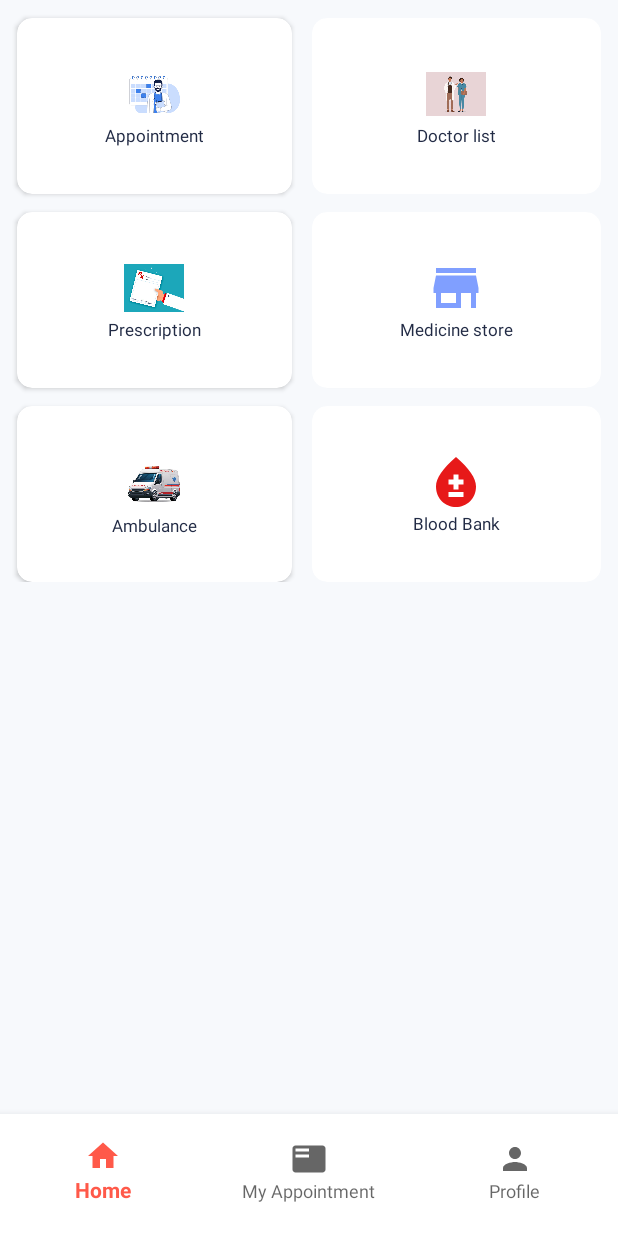
After one commit to SiamMahmud/Hospital-Management-System, an Android app: the fragment HomeFragment placed in its activity, on a phone screen of 412 x 824 dp. The commit adds this screen. Run offline under Robolectric (Android 15) with nearby library versions, the phone set to English and light mode, and no system bars; our stand-ins replace Dagger/Hilt's generated code, data binding.

Commit message:
Designed Dashboard SM-1007

```diff
--- a/app/src/main/java/com/example/hospitalmanagement/presentation/MainActivity.kt
+++ b/app/src/main/java/com/example/hospitalmanagement/presentation/MainActivity.kt
@@ -2,28 +2,51 @@ package com.example.hospitalmanagement.presentation
 
 import android.content.Context
 import android.content.Intent
+import android.os.Build
 import androidx.appcompat.app.AppCompatActivity
 import android.os.Bundle
 import android.view.View
 import android.view.inputmethod.InputMethodManager
+import androidx.annotation.RequiresApi
 import androidx.navigation.NavController
 import androidx.navigation.fragment.NavHostFragment
+import androidx.navigation.fragment.findNavController
 import com.example.hospitalmanagement.R
 import com.example.hospitalmanagement.databinding.ActivityMainBinding
 import com.example.hospitalmanagement.presentation.util.HMSActivityUtil
+import com.example.hospitalmanagement.presentation.util.SharePreferenceUtil
 import dagger.hilt.android.AndroidEntryPoint
+import javax.inject.Inject
 
 @AndroidEntryPoint
 class MainActivity : AppCompatActivity(), HMSActivityUtil.ActivityListener {
+    @Inject
+    lateinit var sharedPrefs: SharePreferenceUtil
     private lateinit var navController: NavController
     private lateinit var navHostFragment: NavHostFragment
     private lateinit var binding: ActivityMainBinding
+    @RequiresApi(Build.VERSION_CODES.O)
     override fun onCreate(savedInstanceState: Bundle?) {
         super.onCreate(savedInstanceState)
         binding = ActivityMainBinding.inflate(layoutInflater).apply { setContentView(root) }
+        val authedUser: Boolean = try {
+            !sharedPrefs.getAuthToken().isNullOrEmpty()
+        } catch (e: Exception) {
+            false
+        }
+
         navHostFragment =
             supportFragmentManager.findFragmentById(R.id.navHostFragmentContainer) as NavHostFragment
+        with(navHostFragment) {
+            val inflater = findNavController().navInflater
+            if (authedUser) {
+                findNavController().graph = (inflater.inflate(R.navigation.dashboard_navigation))
+            } else {
+                findNavController().graph = (inflater.inflate(R.navigation.login_navigation))
+            }
+        }
         navController = navHostFragment.navController
+
     }
 
     companion object {
@@ -39,16 +62,4 @@ class MainActivity : AppCompatActivity(), HMSActivityUtil.ActivityListener {
             binding.bottomNavigationView.visibility = View.VISIBLE
         }
     }
-
-    override fun setFullScreenLoading(short: Boolean) {
-        TODO("Not yet implemented")
-    }
-
-    override fun closeKeyboard() {
-        val view = this.currentFocus
-        if (view != null) {
-            val imm = this.getSystemService(Context.INPUT_METHOD_SERVICE) as InputMethodManager
-            imm.hideSoftInputFromWindow(view.windowToken, 0)
-        }
-    }
 }
--- /dev/null
+++ b/app/src/main/java/com/example/hospitalmanagement/presentation/dashboard/HomeFragment.kt
@@ -0,0 +1,29 @@
+package com.example.hospitalmanagement.presentation.dashboard
+import android.os.Bundle
+import androidx.fragment.app.Fragment
+import android.view.LayoutInflater
+import android.view.View
+import android.view.ViewGroup
+import androidx.databinding.DataBindingUtil
+import com.example.hospitalmanagement.R
+import com.example.hospitalmanagement.databinding.FragmentHomeBinding
+import com.example.hospitalmanagement.presentation.util.HMSActivityUtil
+import dagger.hilt.android.AndroidEntryPoint
+import javax.inject.Inject
+
+@AndroidEntryPoint
+class HomeFragment : Fragment() {
+    private lateinit var binding: FragmentHomeBinding
+
+    @Inject
+    lateinit var activityUtil: HMSActivityUtil
+    override fun onCreateView(
+        inflater: LayoutInflater, container: ViewGroup?,
+        savedInstanceState: Bundle?
+    ): View? {
+        binding = DataBindingUtil.inflate(inflater, R.layout.fragment_home, container, false)
+        binding.model = this
+        activityUtil.hideBottomNavigation(false)
+        return binding.root
+    }
+}
--- a/app/src/main/java/com/example/hospitalmanagement/presentation/login/LoginInputFragment.kt
+++ b/app/src/main/java/com/example/hospitalmanagement/presentation/login/LoginInputFragment.kt
@@ -1,22 +1,41 @@
 package com.example.hospitalmanagement.presentation.login
 
+import android.os.Build
 import android.os.Bundle
+import android.os.Handler
 import androidx.fragment.app.Fragment
 import android.view.LayoutInflater
 import android.view.View
 import android.view.ViewGroup
+import androidx.annotation.RequiresApi
 import androidx.databinding.DataBindingUtil
+import androidx.lifecycle.ViewModelProvider
 import androidx.navigation.Navigation
 import com.example.hospitalmanagement.R
 import com.example.hospitalmanagement.databinding.FragmentLoginInputBinding
+import com.example.hospitalmanagement.presentation.MainActivity
+import com.example.hospitalmanagement.presentation.util.HMSActivityUtil
+import com.example.hospitalmanagement.presentation.util.SharePreferenceUtil
+import dagger.hilt.android.AndroidEntryPoint
+import javax.inject.Inject
 
+@AndroidEntryPoint
 class LoginInputFragment : Fragment() {
+    @Inject
+    lateinit var activityUtil: HMSActivityUtil
+
+    @Inject
+    lateinit var sharedPrefs: SharePreferenceUtil
     val actionForgot =
         Navigation.createNavigateOnClickListener(R.id.action_loginInputFragment_to_loginForgetPasswordFragment)
     val actionSignUp =
         Navigation.createNavigateOnClickListener(R.id.action_loginInputFragment_to_loginCreateFragment)
 
     private lateinit var binding : FragmentLoginInputBinding
+
+    private lateinit var viewModel: LoginViewModel
+
+    @RequiresApi(Build.VERSION_CODES.O)
     override fun onCreateView(
         inflater: LayoutInflater, container: ViewGroup?,
         savedInstanceState: Bundle?
@@ -27,6 +46,19 @@ class LoginInputFragment : Fragment() {
 
         binding.loginErrorTv.visibility = View.INVISIBLE
 
+        binding.btnSignIn.setOnClickListener {
+            Handler().postDelayed({
+                sharedPrefs.setAuthToken("Siam")
+                activity?.let {
+                    startActivity(MainActivity.getLaunchIntent(it))
+                }
+            }, 3000)
+        }
+
         return binding.root
     }
+    override fun onActivityCreated(savedInstanceState: Bundle?) {
+        super.onActivityCreated(savedInstanceState)
+        viewModel = ViewModelProvider(this).get(LoginViewModel::class.java)
+    }
 }
--- a/app/src/main/java/com/example/hospitalmanagement/presentation/util/HMSActivityUtil.kt
+++ b/app/src/main/java/com/example/hospitalmanagement/presentation/util/HMSActivityUtil.kt
@@ -4,16 +4,9 @@ class HMSActivityUtil(private val activityListener:ActivityListener) {
     fun hideBottomNavigation(hide: Boolean){
         activityListener.hideBottomNavigation(hide)
     }
-    fun setFullScreenLoading(short: Boolean){
-        activityListener.setFullScreenLoading(short)
-    }
-    fun closeKeyboard(){
-        activityListener.closeKeyboard()
-    }
+
 
     interface ActivityListener{
         fun hideBottomNavigation(hide:Boolean)
-        fun setFullScreenLoading(short:Boolean)
-        fun closeKeyboard()
     }
 }
--- /dev/null
+++ b/app/src/main/res/drawable/ic_blood.xml
@@ -0,0 +1,5 @@
+<vector xmlns:android="http://schemas.android.com/apk/res/android" android:height="24dp" android:tint="#E71919" android:viewportHeight="24" android:viewportWidth="24" android:width="24dp">
+
+    <path android:fillColor="@android:color/white" android:pathData="M12,2c-5.33,4.55 -8,8.48 -8,11.8c0,4.98 3.8,8.2 8,8.2s8,-3.22 8,-8.2C20,10.48 17.33,6.55 12,2zM15,18H9v-2h6V18zM15,13h-2v2h-2v-2H9v-2h2V9h2v2h2V13z"/>
+
+</vector>
--- /dev/null
+++ b/app/src/main/res/drawable/ic_store.xml
@@ -0,0 +1,9 @@
+<vector
+    xmlns:android="http://schemas.android.com/apk/res/android"
+    android:height="24dp" android:tint="#809fff"
+    android:viewportHeight="24" android:viewportWidth="24"
+    android:width="24dp">
+
+    <path android:fillColor="@android:color/white" android:pathData="M20,4L4,4v2h16L20,4zM21,14v-2l-1,-5L4,7l-1,5v2h1v6h10v-6h4v6h2v-6h1zM12,18L6,18v-4h6v4z"/>
+
+</vector>
--- /dev/null
+++ b/app/src/main/res/layout/fragment_home.xml
@@ -0,0 +1,239 @@
+<?xml version="1.0" encoding="utf-8"?>
+<layout xmlns:android="http://schemas.android.com/apk/res/android"
+    xmlns:app="http://schemas.android.com/apk/res-auto"
+    xmlns:tools="http://schemas.android.com/tools">
+
+    <data>
+        <variable
+            name="model"
+            type="com.example.hospitalmanagement.presentation.dashboard.HomeFragment" />
+    </data>
+
+    <ScrollView
+        android:layout_width="match_parent"
+        android:layout_height="match_parent"
+        android:background="@color/dash_board_background">
+
+        <GridLayout
+            android:layout_width="match_parent"
+            android:layout_height="match_parent"
+            android:columnCount="2"
+            android:paddingBottom="@dimen/padding_20"
+            android:rowCount="5">
+
+            <androidx.cardview.widget.CardView
+                android:id="@+id/customerCv"
+                android:layout_width="wrap_content"
+                android:layout_height="@dimen/height_117"
+                android:layout_rowWeight="1"
+                android:layout_columnWeight="1"
+                android:layout_marginLeft="@dimen/margin_11"
+                android:layout_marginTop="@dimen/margin_top_12"
+                android:backgroundTint="@color/white"
+                app:cardCornerRadius="@dimen/corner_radius_10">
+
+                <LinearLayout
+                    android:layout_width="wrap_content"
+                    android:layout_height="wrap_content"
+                    android:layout_gravity="center_vertical|center_horizontal"
+                    android:gravity="center"
+                    android:orientation="vertical">
+
+                    <ImageView
+                        android:layout_width="@dimen/width_40"
+                        android:layout_height="@dimen/height_40"
+                        android:layout_gravity="center_horizontal"
+                        android:src="@drawable/appointment_image" />
+
+                    <TextView
+                        android:layout_width="wrap_content"
+                        android:layout_height="wrap_content"
+                        android:layout_gravity="center_horizontal"
+                        android:text="@string/appointment"
+                        android:textColor="@color/dash_board_text_color"
+                        android:textSize="@dimen/text_size_11" />
+                </LinearLayout>
+            </androidx.cardview.widget.CardView>
+
+            <androidx.cardview.widget.CardView
+                android:id="@+id/saleCV"
+                android:layout_width="wrap_content"
+                android:layout_height="@dimen/height_117"
+                android:layout_rowWeight="1"
+                android:layout_columnWeight="1"
+                android:layout_marginLeft="@dimen/margin_left_13"
+                android:layout_marginTop="@dimen/margin_top_12"
+                android:layout_marginRight="@dimen/margin_11"
+                android:backgroundTint="@color/white"
+                app:cardCornerRadius="@dimen/corner_radius_10">
+
+                <LinearLayout
+                    android:layout_width="wrap_content"
+                    android:layout_height="wrap_content"
+                    android:layout_gravity="center_vertical|center_horizontal"
+                    android:gravity="center"
+                    android:orientation="vertical">
+
+                    <ImageView
+                        android:layout_width="@dimen/width_40"
+                        android:layout_height="@dimen/height_40"
+                        android:layout_gravity="center_horizontal"
+                        android:src="@drawable/doctor_list"
+                        />
+
+                    <TextView
+                        android:layout_width="wrap_content"
+                        android:layout_height="wrap_content"
+                        android:layout_gravity="center_horizontal"
+                        android:text="@string/doctor_list"
+                        android:textColor="@color/dash_board_text_color"
+                        android:textSize="@dimen/text_size_11" />
+                </LinearLayout>
+            </androidx.cardview.widget.CardView>
+
+            <androidx.cardview.widget.CardView
+                android:id="@+id/productCv"
+                android:layout_width="wrap_content"
+                android:layout_height="@dimen/height_117"
+                android:layout_rowWeight="1"
+                android:layout_columnWeight="1"
+                android:layout_marginLeft="@dimen/margin_11"
+                android:layout_marginTop="@dimen/margin_top_12"
+                android:backgroundTint="@color/white"
+                app:cardCornerRadius="@dimen/corner_radius_10">
+
+                <LinearLayout
+                    android:layout_width="wrap_content"
+                    android:layout_height="wrap_content"
+                    android:layout_gravity="center_vertical|center_horizontal"
+                    android:gravity="center"
+                    android:orientation="vertical">
+
+                    <ImageView
+                        android:layout_width="@dimen/width_40"
+                        android:layout_height="@dimen/height_40"
+                        android:layout_gravity="center_horizontal"
+                        android:src="@drawable/pres_image"/>
+
+                    <TextView
+                        android:layout_width="wrap_content"
+                        android:layout_height="wrap_content"
+                        android:layout_gravity="center_horizontal"
+                        android:text="@string/prescription"
+                        android:textColor="@color/dash_board_text_color"
+                        android:textSize="@dimen/text_size_11" />
+                </LinearLayout>
+            </androidx.cardview.widget.CardView>
+
+            <androidx.cardview.widget.CardView
+                android:id="@+id/expenseCv"
+                android:layout_width="wrap_content"
+                android:layout_height="@dimen/height_117"
+                android:layout_rowWeight="1"
+                android:layout_columnWeight="1"
+                android:layout_marginLeft="@dimen/margin_left_13"
+                android:layout_marginTop="@dimen/margin_top_12"
+                android:layout_marginRight="@dimen/margin_11"
+                android:backgroundTint="@color/white"
+                app:cardCornerRadius="@dimen/corner_radius_10">
+
+                <LinearLayout
+                    android:layout_width="wrap_content"
+                    android:layout_height="wrap_content"
+                    android:layout_gravity="center_vertical|center_horizontal"
+                    android:gravity="center"
+                    android:orientation="vertical">
+
+                    <ImageView
+                        android:layout_width="@dimen/width_40"
+                        android:layout_height="@dimen/height_40"
+                        android:layout_gravity="center_horizontal"
+                        android:src="@drawable/ic_store"/>
+
+                    <TextView
+                        android:layout_width="wrap_content"
+                        android:layout_height="wrap_content"
+                        android:layout_gravity="center_horizontal"
+                        android:text="@string/medicine_store"
+                        android:textColor="@color/dash_board_text_color"
+                        android:textSize="@dimen/text_size_11" />
+                </LinearLayout>
+            </androidx.cardview.widget.CardView>
+
+
+            <androidx.cardview.widget.CardView
+                android:id="@+id/storeCv"
+                android:layout_width="wrap_content"
+                android:layout_height="@dimen/height_117"
+                android:layout_rowWeight="1"
+                android:layout_columnWeight="1"
+                android:layout_marginLeft="@dimen/margin_11"
+                android:layout_marginTop="@dimen/margin_top_12"
+                android:backgroundTint="@color/white"
+                app:cardCornerRadius="@dimen/corner_radius_10">
+
+                <LinearLayout
+                    android:layout_width="wrap_content"
+                    android:layout_height="53dp"
+                    android:layout_gravity="center_vertical|center_horizontal"
+                    android:gravity="center"
+                    android:orientation="vertical">
+
+                    <ImageView
+                        android:layout_width="@dimen/width_40"
+                        android:layout_height="@dimen/height_40"
+                        android:layout_gravity="center_horizontal"
+                        android:src="@drawable/ambulance_image"
+                        />
+
+                    <TextView
+                        android:layout_width="wrap_content"
+                        android:layout_height="wrap_content"
+                        android:layout_gravity="center_horizontal"
+                        android:text="@string/ambulance"
+                        android:textColor="@color/dash_board_text_color"
+                        android:textSize="@dimen/text_size_11" />
+                </LinearLayout>
+            </androidx.cardview.widget.CardView>
+
+            <androidx.cardview.widget.CardView
+                android:id="@+id/representativeCv"
+                android:layout_width="wrap_content"
+                android:layout_height="@dimen/height_117"
+                android:layout_rowWeight="1"
+                android:layout_columnWeight="1"
+                android:layout_marginLeft="@dimen/margin_left_13"
+                android:layout_marginTop="@dimen/margin_top_12"
+                android:layout_marginRight="@dimen/margin_11"
+                android:backgroundTint="@color/white"
+                app:cardCornerRadius="@dimen/corner_radius_10">
+
+                <LinearLayout
+                    android:layout_width="wrap_content"
+                    android:layout_height="wrap_content"
+                    android:layout_gravity="center_vertical|center_horizontal"
+                    android:gravity="center"
+                    android:orientation="vertical">
+
+                    <ImageView
+                        android:layout_width="@dimen/width_40"
+                        android:layout_height="@dimen/height_40"
+                        android:layout_gravity="center_horizontal"
+                        android:src="@drawable/ic_blood"
+                        />
+
+                    <TextView
+                        android:layout_width="wrap_content"
+                        android:layout_height="wrap_content"
+                        android:layout_gravity="center_horizontal"
+                        android:text="@string/blood_bank"
+                        android:textColor="@color/dash_board_text_color"
+                        android:textSize="@dimen/text_size_11" />
+                </LinearLayout>
+            </androidx.cardview.widget.CardView>
+
+        </GridLayout>
+    </ScrollView>
+
+
+</layout>
--- /dev/null
+++ b/app/src/main/res/navigation/dashboard_navigation.xml
@@ -0,0 +1,13 @@
+<?xml version="1.0" encoding="utf-8"?>
+<navigation xmlns:android="http://schemas.android.com/apk/res/android"
+    xmlns:app="http://schemas.android.com/apk/res-auto"
+    xmlns:tools="http://schemas.android.com/tools"
+    android:id="@+id/dashboard_navigation"
+    app:startDestination="@id/homeFragment">
+
+    <fragment
+        android:id="@+id/homeFragment"
+        android:name="com.example.hospitalmanagement.presentation.dashboard.HomeFragment"
+        android:label="fragment_home"
+        tools:layout="@layout/fragment_home" />
+</navigation>
--- a/app/src/main/res/values/colors.xml
+++ b/app/src/main/res/values/colors.xml
@@ -18,5 +18,7 @@
     <color name="hint_text_color">#82888A</color>
     <color name="signIn_btn_color">#0095FF</color>
     <color name="red_500_shadow">#FFCDC8</color>
+    <color name="dash_board_background">#F7F9FC</color>
+    <color name="dash_board_text_color">#222B45</color>
 
 </resources>
--- a/app/src/main/res/values/dimens.xml
+++ b/app/src/main/res/values/dimens.xml
@@ -12,6 +12,7 @@
     <dimen name="padding_7">7dp</dimen>
     <dimen name="button_padding">14dp</dimen>
     <dimen name="padding_3">3dp</dimen>
+    <dimen name="padding_20">20dp</dimen>
 
     //margin
     <dimen name="layout_width">0dp</dimen>
@@ -42,6 +43,14 @@
     <dimen name="button_bottom_margin">20dp</dimen>
     <dimen name="margin_29">29dp</dimen>
     <dimen name="margin_6">6dp</dimen>
+    <dimen name="height_117">117dp</dimen>
+    <dimen name="margin_11">11dp</dimen>
+    <dimen name="margin_top_12">12dp</dimen>
+    <dimen name="corner_radius_10">10dp</dimen>
+    <dimen name="width_40">40dp</dimen>
+    <dimen name="height_40">40dp</dimen>
+    <dimen name="margin_left_13">13dp</dimen>
+
 
 
 
--- a/app/src/main/res/values/strings.xml
+++ b/app/src/main/res/values/strings.xml
@@ -36,5 +36,15 @@
     <string name="recover">Please enter your Email so we can help you recover your password.</string>
     <string name="next">Next</string>
 
+    //dash board page
+    <string name="appointment">Appointment</string>
+    <string name="ambulance">Ambulance</string>
+    <string name="blood_bank">Blood Bank </string>
+    <string name="doctor_list">Doctor list</string>
+    <string name="medicine_store">Medicine store</string>
+    <string name="prescription">Prescription</string>
+
+
+
 
 </resources>
```
Also changed, not shown: app/src/main/res/drawable/appointment_image.png (added), app/src/main/res/drawable/doctor_list.jpg (added), app/src/main/res/drawable/pres_image.jpg (added).
